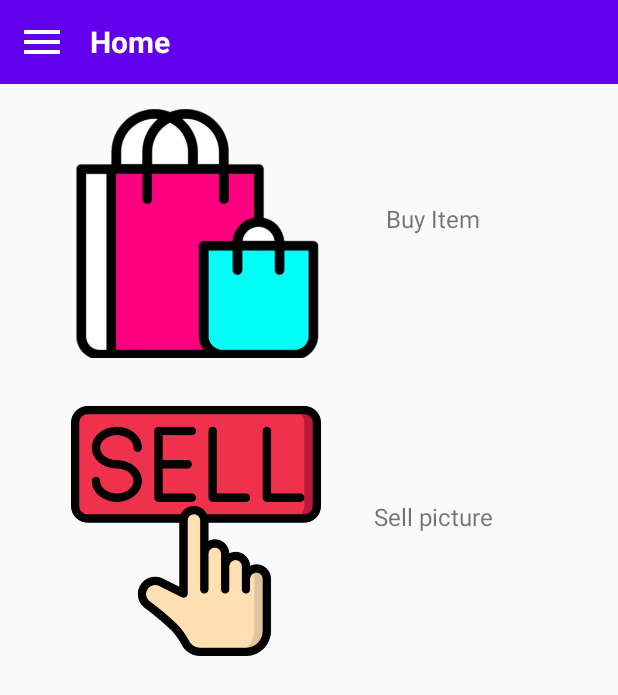
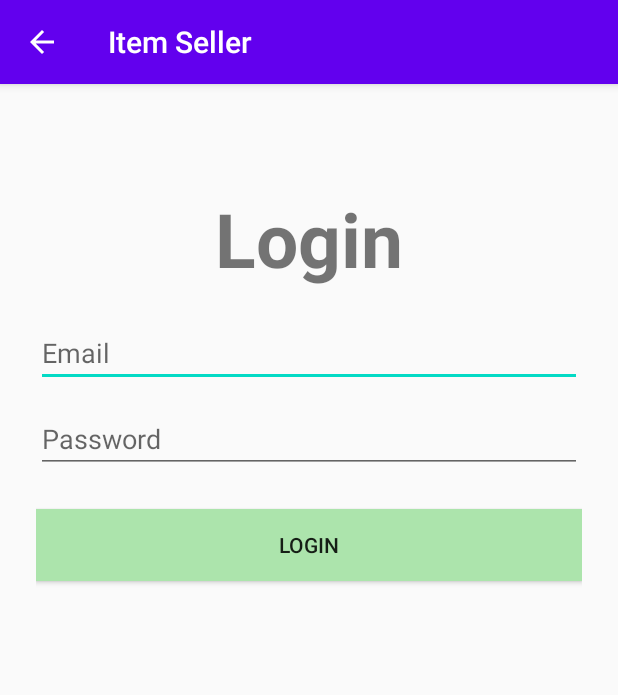
Before and after one commit to harrycwa127/secuirty_project, an Android app: the screen it shows after launch (MainActivity before the commit, LoginActivity after it), on a phone screen of 412 x 824 dp. Shown: the top 695 px of the screen. Run offline under Robolectric (Android 15) with nearby library versions, the phone set to English and light mode, and no system bars; our stand-ins replace Firebase (no records; nobody signed in at launch, a user with empty details on screens opened directly).

Commit message:
marge login

```diff
--- a/GUItest2/app/build.gradle
+++ b/GUItest2/app/build.gradle
@@ -31,6 +31,7 @@ android {
 dependencies {
     implementation 'com.google.firebase:firebase-storage:19.1.1'
     implementation 'com.google.firebase:firebase-database:19.2.1'
+    implementation 'com.google.firebase:firebase-auth:21.0.3'
     def biometricLibraryVersion = "1.0.1"
     implementation "androidx.biometric:biometric:$biometricLibraryVersion"
     implementation 'androidx.appcompat:appcompat:1.3.0'
--- a/GUItest2/app/src/main/AndroidManifest.xml
+++ b/GUItest2/app/src/main/AndroidManifest.xml
@@ -2,8 +2,9 @@
 <manifest xmlns:android="http://schemas.android.com/apk/res/android"
     package="com.example.guitest2">
 
-    <uses-permission android:name="android.permission.VIBRATE"/>
-    <uses-permission android:name="android.permission.USE_BIOMETRIC"/>
+    <uses-permission android:name="android.permission.VIBRATE" />
+    <uses-permission android:name="android.permission.USE_BIOMETRIC" />
+
     <application
         android:allowBackup="true"
         android:icon="@mipmap/ic_launcher"
@@ -11,6 +12,15 @@
         android:roundIcon="@mipmap/ic_launcher_round"
         android:supportsRtl="true"
         android:theme="@style/AppTheme">
+
+        <activity
+            android:name=".LoginActivity"
+            android:exported="false"
+            android:launchMode="singleTask"
+            android:parentActivityName=".MainActivity"
+            android:screenOrientation="portrait"
+            android:theme="@style/AppThemeActionBar" >
+        </activity>
         <activity
             android:name=".ItemListActivity"
             android:launchMode="singleTask"
--- /dev/null
+++ b/GUItest2/app/src/main/java/com/example/guitest2/LoginActivity.java
@@ -0,0 +1,69 @@
+package com.example.guitest2;
+
+import androidx.annotation.NonNull;
+import androidx.appcompat.app.AppCompatActivity;
+import android.content.Intent;
+import android.os.Bundle;
+import android.text.TextUtils;
+import android.widget.Button;
+import android.widget.EditText;
+import android.widget.TextView;
+import android.widget.Toast;
+import com.google.android.gms.tasks.OnCompleteListener;
+import com.google.android.gms.tasks.Task;
+import com.google.android.material.textfield.TextInputEditText;
+import com.google.firebase.auth.AuthResult;
+import com.google.firebase.auth.FirebaseAuth;
+
+public class LoginActivity extends AppCompatActivity {
+
+    EditText ETLoginEmail;
+    EditText ETLoginPassword;
+    TextView TVRegisterHere;
+    Button BTNLogin;
+    FirebaseAuth mAuth;
+
+    @Override
+    protected void onCreate(Bundle savedInstanceState) {
+        super.onCreate(savedInstanceState);
+        setContentView(R.layout.activity_login);
+
+        ETLoginEmail = findViewById(R.id.ETLoginEmail);
+        ETLoginPassword = findViewById(R.id.ETLoginPassword);
+        TVRegisterHere = findViewById(R.id.TVRegisterHere);
+        BTNLogin = findViewById(R.id.BTNLogin);
+
+        mAuth = FirebaseAuth.getInstance();
+
+        BTNLogin.setOnClickListener(view -> {
+            loginUser();
+        });
+
+    }
+
+    private void loginUser(){
+        String email = ETLoginEmail.getText().toString();
+        String password = ETLoginPassword.getText().toString();
+
+        if (TextUtils.isEmpty(email)){
+            ETLoginEmail.setError("Email cannot empty");
+            ETLoginEmail.requestFocus();
+        }else if (TextUtils.isEmpty(password)){
+            ETLoginPassword.setError("Password cannot empty");
+            ETLoginPassword.requestFocus();
+        }else{
+            mAuth.signInWithEmailAndPassword(email,password).addOnCompleteListener(new OnCompleteListener<AuthResult>() {
+                @Override
+                public void onComplete(@NonNull Task<AuthResult> task) {
+                    if (task.isSuccessful()){
+                        Toast.makeText(LoginActivity.this, "login successfully", Toast.LENGTH_SHORT).show();
+                        startActivity(new Intent(LoginActivity.this, MainActivity.class));
+                    }else{
+                        Toast.makeText(LoginActivity.this, "Wrong email or password", Toast.LENGTH_SHORT).show();
+                    }
+                }
+            });
+        }
+    }
+
+}
--- a/GUItest2/app/src/main/java/com/example/guitest2/MainActivity.java
+++ b/GUItest2/app/src/main/java/com/example/guitest2/MainActivity.java
@@ -14,17 +14,22 @@ import android.view.KeyEvent;
 import android.view.View;
 import android.widget.TextView;
 
+import com.google.firebase.auth.FirebaseAuth;
+import com.google.firebase.auth.FirebaseUser;
+
 
 public class MainActivity extends AppCompatActivity {
     DrawerLayout drawerLayout;
     TextView navigationTV;
     private DBHelper dbHelper;
+    FirebaseAuth mAuth;
 
     @Override
     protected void onCreate(Bundle savedInstanceState) {
         super.onCreate(savedInstanceState);
         setContentView(R.layout.activity_main);
 
+        mAuth = FirebaseAuth.getInstance();
         dbHelper = new DBHelper(this);
         //for testing if no db created,create 2 record
         //if no record created
@@ -37,6 +42,17 @@ public class MainActivity extends AppCompatActivity {
         drawerLayout = findViewById(R.id.drawer_layout);
         loadFragment(new HomeFragment());
     }
+
+
+    @Override
+    protected void onStart() {
+        super.onStart();
+        FirebaseUser user = mAuth.getCurrentUser();
+        if (user == null){
+            startActivity(new Intent(MainActivity.this, LoginActivity.class));
+        }
+    }
+
 
     //Menu
     public void ClickMenu(View view) {
@@ -79,7 +95,10 @@ public class MainActivity extends AppCompatActivity {
         builder.setPositiveButton("Yes", new DialogInterface.OnClickListener() {
             @Override
             public void onClick(DialogInterface dialog, int which) {
-                activity.finishAffinity();
+                //activity.finishAffinity();
+                mAuth.signOut();
+                Intent intent = new Intent(MainActivity.this, LoginActivity.class);
+                startActivity(intent);
             }
         });
         builder.show();
--- /dev/null
+++ b/GUItest2/app/src/main/res/layout/activity_login.xml
@@ -0,0 +1,95 @@
+<?xml version="1.0" encoding="utf-8"?>
+<LinearLayout xmlns:android="http://schemas.android.com/apk/res/android"
+    xmlns:app="http://schemas.android.com/apk/res-auto"
+    xmlns:tools="http://schemas.android.com/tools"
+    android:layout_width="match_parent"
+    android:layout_height="match_parent"
+    android:orientation="vertical"
+    android:padding="24dp"
+    tools:context=".LoginActivity">
+
+    <LinearLayout
+        android:layout_width="match_parent"
+        android:layout_height="match_parent"
+        android:orientation="vertical"
+        android:layout_gravity="center"
+        android:layout_marginTop="25dp">
+
+        <TextView
+            android:layout_width="match_parent"
+            android:layout_height="wrap_content"
+            android:text="Login"
+            android:textSize="50sp"
+            android:textStyle="bold"
+            android:gravity="center_horizontal"
+            android:layout_marginVertical="20dp"/>
+
+        <EditText
+            android:id="@+id/ETLoginEmail"
+            android:layout_width="match_parent"
+            android:layout_height="wrap_content"
+            android:hint="Email"
+            android:inputType="textEmailAddress"/>
+
+        <EditText
+            android:id="@+id/ETLoginPassword"
+            android:layout_width="match_parent"
+            android:layout_height="wrap_content"
+            android:layout_marginTop="12dp"
+            android:hint="Password"
+            android:inputType="textPassword"/>
+
+        <Button
+            android:id="@+id/BTNLogin"
+            android:layout_width="match_parent"
+            android:layout_height="wrap_content"
+            android:layout_marginTop="24dp"
+            android:background="#ACE4AC"
+            android:text="Login" />
+
+        <LinearLayout
+            android:layout_width="match_parent"
+            android:layout_height="wrap_content"
+            android:layout_marginTop="15dp"
+            android:gravity="center"
+            android:orientation="vertical"
+            android:visibility="invisible">
+
+            <Button
+                android:id="@+id/btn_authenticate"
+                android:layout_width="wrap_content"
+                android:layout_height="wrap_content"
+                android:layout_centerHorizontal="true"
+                android:layout_marginTop="30dp"
+                android:background="#BBEAFF"
+                android:text="FingerPrint Login" />
+
+            <LinearLayout
+                android:layout_width="match_parent"
+                android:layout_height="wrap_content"
+                android:layout_marginTop="30dp"
+                android:gravity="center"
+                android:orientation="horizontal">
+            <TextView
+                android:layout_width="wrap_content"
+                android:layout_height="wrap_content"
+                android:text="Not registered yet"
+                android:textSize="16sp"/>
+
+
+            <TextView
+                android:id="@+id/TVRegisterHere"
+                android:layout_width="wrap_content"
+                android:layout_height="wrap_content"
+                android:layout_marginLeft="8dp"
+                android:text="Register here"
+                android:textColor="@color/teal_700"
+                android:textStyle="bold"
+                android:textSize="20sp"/>
+            </LinearLayout>
+
+        </LinearLayout>
+
+    </LinearLayout>
+
+</LinearLayout>
--- a/GUItest2/build.gradle
+++ b/GUItest2/build.gradle
@@ -1,6 +1,6 @@
 buildscript {
     dependencies {
-        classpath 'com.google.gms:google-services:4.3.3'
+        classpath 'com.google.gms:google-services:4.3.10'
     }
 }// Top-level build file where you can add configuration options common to all sub-projects/modules.
 plugins {
```
